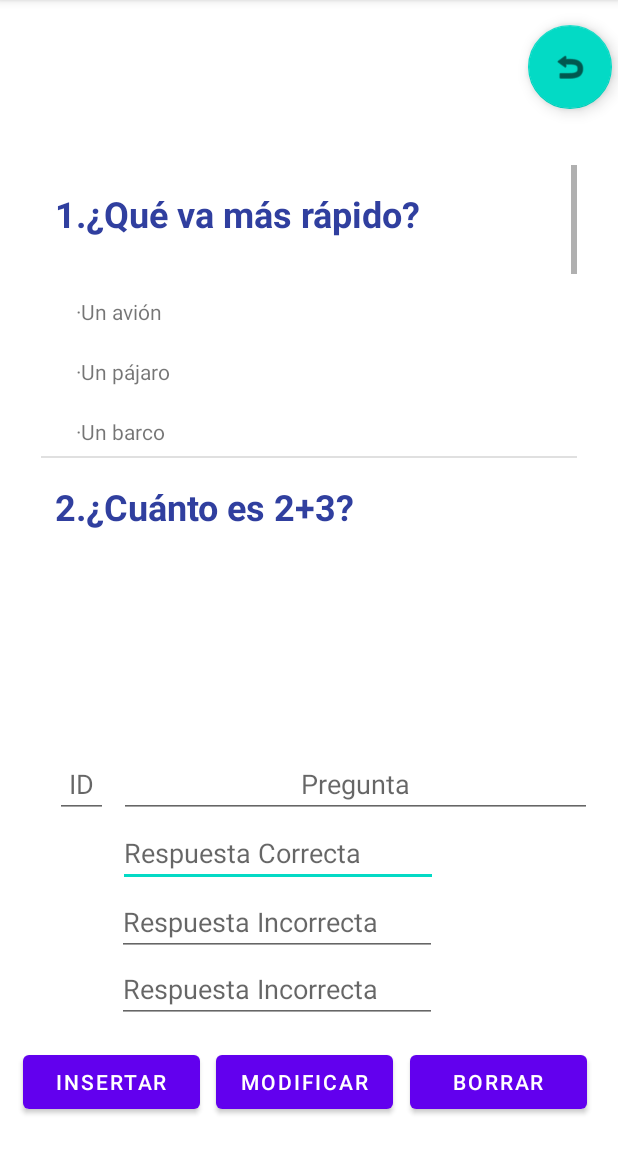
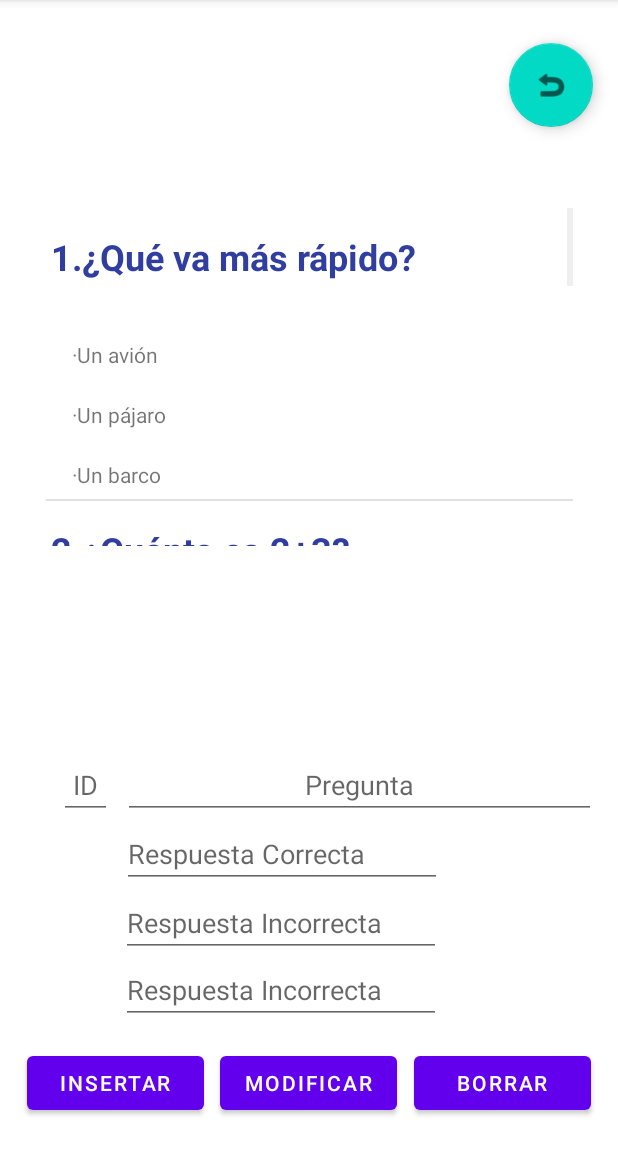
Before and after one commit to isaacgh64/PracticaFinalDiciembre2122, an Android app: the PrepararPreguntas screen opened directly, with no data from a screen before it, on a phone screen of 412 x 824 dp, the part 84-1236 px from its top. Run offline under Robolectric (Android 15) with nearby library versions, the light colour scheme and no system bars.

Commit message:
Casi acabando

```diff
--- a/app/src/main/AndroidManifest.xml
+++ b/app/src/main/AndroidManifest.xml
@@ -18,6 +18,9 @@
         android:roundIcon="@mipmap/ic_launcher_round"
         android:supportsRtl="true"
         android:theme="@style/Theme.HagoTestYMeMuevoUnMontón">
+        <activity
+            android:name=".Ajustes"
+            android:exported="false" />
         <activity
             android:name=".Aprender"
             android:exported="false" />
--- a/app/src/main/java/com/example/hagotestymemuevounmontn/PrepararPreguntas.java
+++ b/app/src/main/java/com/example/hagotestymemuevounmontn/PrepararPreguntas.java
@@ -5,6 +5,7 @@ import androidx.annotation.Nullable;
 import androidx.appcompat.app.AppCompatActivity;
 
 import android.content.Context;
+import android.content.Intent;
 import android.database.Cursor;
 import android.os.Bundle;
 import android.view.LayoutInflater;
@@ -18,6 +19,8 @@ import android.widget.ImageView;
 import android.widget.ListView;
 import android.widget.TextView;
 import android.widget.Toast;
+
+import com.google.android.material.floatingactionbutton.FloatingActionButton;
 
 import java.util.ArrayList;
 import java.util.List;
@@ -33,6 +36,7 @@ public class PrepararPreguntas extends AppCompatActivity {
     ArrayList<String> RespuestaI1= new ArrayList();
     ArrayList<String> RespuestaI2= new ArrayList();
     AdaptadorParaPreguntas adaptadorParaPreguntas;
+    FloatingActionButton buttonVolver;
 
     //EditText que vamos a rellenar
     EditText editTextID, editTextPregunta, editTextRespuestaC, editTextRespuestaI1, editTextRespuestaI2;
@@ -55,6 +59,7 @@ public class PrepararPreguntas extends AppCompatActivity {
         buttonInsertar=findViewById(R.id.buttonInsertar);
         buttonModificar=findViewById(R.id.buttonModificar);
         buttonBorrar=findViewById(R.id.buttonBorrar);
+        buttonVolver=findViewById(R.id.buttonVolver);
         manejadorBD=new ManejadorBD(this);
         MostrarDatos();
 
@@ -96,6 +101,15 @@ public class PrepararPreguntas extends AppCompatActivity {
                 } else {
                     Toast.makeText(PrepararPreguntas.this, "Error en la inserción", Toast.LENGTH_SHORT).show();
                 }
+            }
+        });
+
+        //Botón que nos vuelve a la actividad anterior
+        buttonVolver.setOnClickListener(new View.OnClickListener() {
+            @Override
+            public void onClick(View v) {
+                Intent intent = new Intent(PrepararPreguntas.this,MenuPrincipal.class);
+                startActivity(intent);
             }
         });
     }
--- a/app/src/main/res/layout/activity_preparar_preguntas.xml
+++ b/app/src/main/res/layout/activity_preparar_preguntas.xml
@@ -5,6 +5,32 @@
     android:layout_width="match_parent"
     android:layout_height="match_parent"
     tools:context=".PrepararPreguntas">
+
+    <com.google.android.material.floatingactionbutton.FloatingActionButton
+        android:id="@+id/buttonVolver"
+        android:layout_width="wrap_content"
+        android:layout_height="wrap_content"
+        android:clickable="true"
+        app:layout_constraintBottom_toBottomOf="parent"
+        app:layout_constraintEnd_toEndOf="parent"
+        app:layout_constraintHorizontal_bias="0.954"
+        app:layout_constraintStart_toStartOf="parent"
+        app:layout_constraintTop_toTopOf="parent"
+        app:layout_constraintVertical_bias="0.04"
+        app:srcCompat="@android:drawable/ic_menu_revert" />
+
+    <ListView
+        android:id="@+id/listView"
+        android:layout_width="351dp"
+        android:layout_height="225dp"
+        android:layout_marginTop="10dp"
+        app:layout_constraintBottom_toTopOf="@+id/nestedScrollView"
+        app:layout_constraintEnd_toEndOf="parent"
+        app:layout_constraintStart_toStartOf="parent"
+        app:layout_constraintTop_toTopOf="parent"
+        app:layout_constraintVertical_bias="0.714" >
+
+    </ListView>
 
     <androidx.core.widget.NestedScrollView
         android:id="@+id/nestedScrollView"
@@ -14,10 +40,9 @@
         android:fillViewport="true"
         app:layout_constraintBottom_toBottomOf="parent"
         app:layout_constraintEnd_toEndOf="parent"
-        app:layout_constraintHorizontal_bias="0.0"
         app:layout_constraintStart_toStartOf="parent"
         app:layout_constraintTop_toTopOf="parent"
-        app:layout_constraintVertical_bias="0.985">
+        app:layout_constraintVertical_bias="1.0">
 
         <androidx.constraintlayout.widget.ConstraintLayout
             android:layout_width="match_parent"
@@ -134,27 +159,4 @@
         </androidx.constraintlayout.widget.ConstraintLayout>
     </androidx.core.widget.NestedScrollView>
 
-    <ListView
-        android:id="@+id/listView"
-        android:layout_width="357dp"
-        android:layout_height="265dp"
-        android:layout_marginTop="10dp"
-        app:layout_constraintBottom_toTopOf="@+id/nestedScrollView"
-        app:layout_constraintEnd_toEndOf="parent"
-        app:layout_constraintStart_toStartOf="parent"
-        app:layout_constraintTop_toTopOf="parent"
-        app:layout_constraintVertical_bias="0.714" />
-
-    <com.google.android.material.floatingactionbutton.FloatingActionButton
-        android:id="@+id/floatingActionButton"
-        android:layout_width="wrap_content"
-        android:layout_height="wrap_content"
-        android:clickable="true"
-        app:layout_constraintBottom_toBottomOf="parent"
-        app:layout_constraintEnd_toEndOf="parent"
-        app:layout_constraintHorizontal_bias="0.988"
-        app:layout_constraintStart_toStartOf="parent"
-        app:layout_constraintTop_toTopOf="parent"
-        app:layout_constraintVertical_bias="0.023"
-        app:srcCompat="@android:drawable/ic_menu_revert" />
 </androidx.constraintlayout.widget.ConstraintLayout>
```
Also changed, not shown: app/src/main/java/com/example/hagotestymemuevounmontn/Ajustes.java (added, +56 -0 lines), app/src/main/java/com/example/hagotestymemuevounmontn/Aprender.java (+86 -2 lines), app/src/main/java/com/example/hagotestymemuevounmontn/ManejadorLogros.java (added, +63 -0 lines), app/src/main/java/com/example/hagotestymemuevounmontn/MenuPrincipal.java (+9 -1 lines), app/src/main/java/com/example/hagotestymemuevounmontn/Preguntas.java (+7 -0 lines), app/src/main/res/layout/activity_ajustes.xml (added, +35 -0 lines), app/src/main/res/layout/activity_aprender.xml (+6 -17 lines), app/src/main/res/layout/activity_menu_principal.xml (+10 -0 lines), app/src/main/res/drawable/cero.jpg (added), app/src/main/res/drawable/diez.jpg (added), app/src/main/res/drawable/resto.jpg (added), 2 other files.
